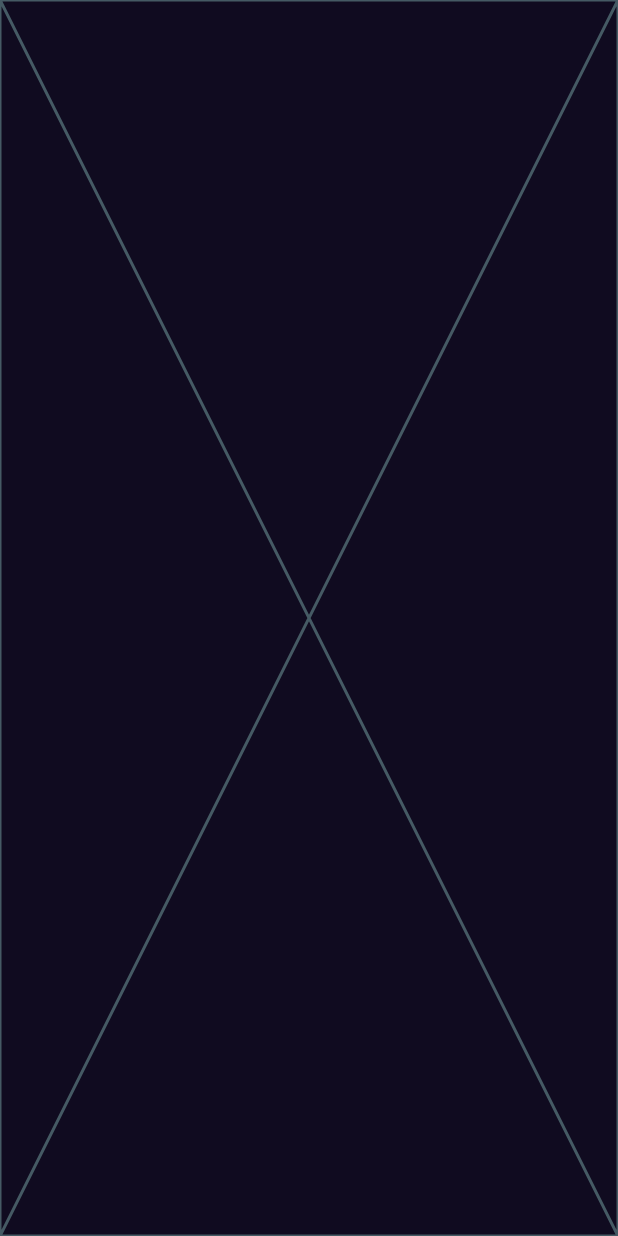
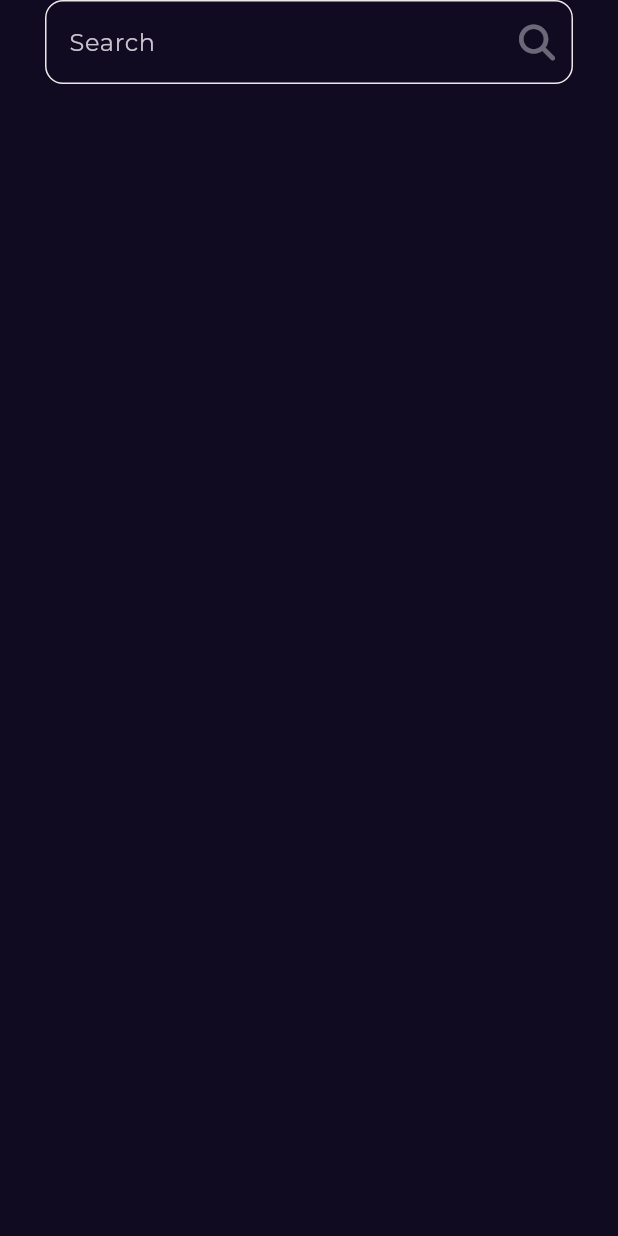
Before and after one commit to AyaHassan55/bookly-app, a Flutter app: the SearchView screen opened directly, on a phone screen of 412 x 824 dp. Run offline on Flutter 3.47's test engine with Material 3 defaults, Android fonts, the phone set to English and light mode, and no system bars; our stand-ins replace font_awesome_flutter, go_router, google_fonts.

Commit message:
create custom search text field

```diff
--- a/lib/Core/utilis/app_router.dart
+++ b/lib/Core/utilis/app_router.dart
@@ -1,16 +1,20 @@
 import 'package:bookly_app/Features/Home/presentation/views/book_details_view.dart';
 import 'package:bookly_app/Features/Home/presentation/views/home_view.dart';
+import 'package:bookly_app/Features/Search/presentation/views/search_view.dart';
 import 'package:bookly_app/Features/Splash/Presentation/views/splash_view.dart';
 import 'package:go_router/go_router.dart';
 
 abstract class AppRouter{
   static const homeView='/homeView';
   static const bookDetailsView='/bookDetailsView';
+    static const searchView='/searchView';
+
   static final router=GoRouter(
   routes: [
     GoRoute(path: '/',builder:(context,state)=>const SplashView()),
     GoRoute(path: homeView,builder:(context,state)=>const HomeView()),
-    GoRoute(path: bookDetailsView ,builder:(context,state)=>const BookDetailsView())
+    GoRoute(path: bookDetailsView ,builder:(context,state)=>const BookDetailsView()),
+    GoRoute(path: searchView ,builder:(context,state)=>const SearchView())
   ]);
 
 }
--- a/lib/Features/Home/presentation/views/widgets/custom_app_bar.dart
+++ b/lib/Features/Home/presentation/views/widgets/custom_app_bar.dart
@@ -1,6 +1,8 @@
+import 'package:bookly_app/Core/utilis/app_router.dart';
 import 'package:bookly_app/Core/utilis/assets.dart';
 import 'package:flutter/material.dart';
 import 'package:font_awesome_flutter/font_awesome_flutter.dart';
+import 'package:go_router/go_router.dart';
 
 class CustomAppBar extends StatelessWidget {
   const CustomAppBar({super.key});
@@ -13,7 +15,9 @@ class CustomAppBar extends StatelessWidget {
         children: [
           Image.asset(AssetsData.logo,height: 22,),
           const Spacer(),
-          IconButton(onPressed: (){}, icon: const Icon(FontAwesomeIcons.magnifyingGlass,size: 24,)),
+          IconButton(onPressed: (){
+            GoRouter.of(context).push(AppRouter.searchView);
+          }, icon: const Icon(FontAwesomeIcons.magnifyingGlass,size: 24,)),
         ],
       ),
     );
--- /dev/null
+++ b/lib/Features/Search/presentation/views/widgets/custom_search_text_field.dart
@@ -0,0 +1,27 @@
+import 'package:flutter/material.dart';
+import 'package:font_awesome_flutter/font_awesome_flutter.dart';
+
+class CustomSearchTextField extends StatelessWidget {
+  const CustomSearchTextField({super.key});
+
+  @override
+  Widget build(BuildContext context) {
+    return TextField(
+      decoration: InputDecoration(
+        enabledBorder: buildOutlineInputBorder(),
+        focusedBorder: buildOutlineInputBorder(),
+        hintText: 'Search',
+        suffixIcon: IconButton(onPressed: (){},
+        icon:const Opacity(opacity: .5,child: Icon(FontAwesomeIcons.magnifyingGlass,size: 24,)) ,)
+      ),
+    );
+  }
+
+  OutlineInputBorder buildOutlineInputBorder() {
+    return OutlineInputBorder(
+        borderSide: const BorderSide(color: Color.fromARGB(255, 238, 233, 233)),
+        borderRadius: BorderRadius.circular(12),
+
+      );
+  }
+}
--- a/lib/Features/Search/presentation/views/widgets/search_view_body.dart
+++ b/lib/Features/Search/presentation/views/widgets/search_view_body.dart
@@ -1,3 +1,4 @@
+import 'package:bookly_app/Features/Search/presentation/views/widgets/custom_search_text_field.dart';
 import 'package:flutter/material.dart';
 
 class SearchViewBody extends StatelessWidget {
@@ -5,6 +6,13 @@ class SearchViewBody extends StatelessWidget {
 
   @override
   Widget build(BuildContext context) {
-    return const Placeholder();
+    return  const Padding(
+      padding:  EdgeInsets.symmetric(horizontal: 30.0),
+      child:  Column(
+        children: [
+          CustomSearchTextField(),
+                ],
+      ),
+    );
   }
 }
```
